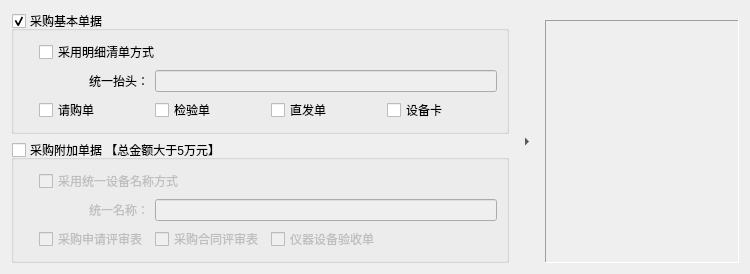
This is views/sheets_print_template.ui in earlideal/jiandan as Qt 5 draws it before an edit. The edited form follows.
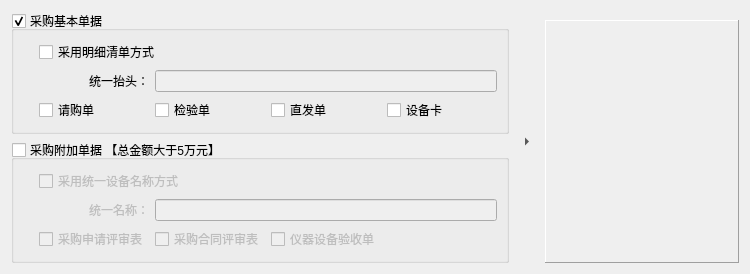
This is the edited form.

```diff
--- a/views/sheets_print_template.ui
+++ b/views/sheets_print_template.ui
@@ -251,7 +251,7 @@
         <enum>QFrame::Panel</enum>
        </property>
        <property name="frameShadow">
-        <enum>QFrame::Sunken</enum>
+        <enum>QFrame::Raised</enum>
        </property>
        <layout class="QVBoxLayout" name="verticalLayout_frame">
         <item>
```
